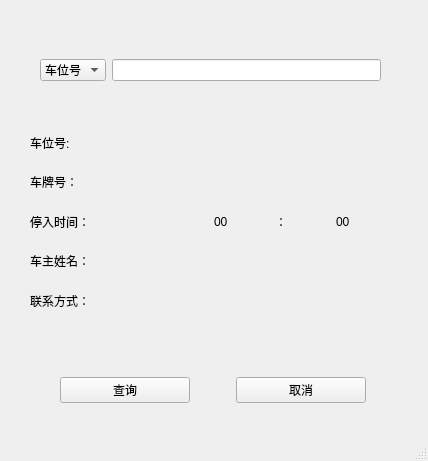
liangyiqiu/car_parking_console, file searchwindow.ui: the form before one commit.
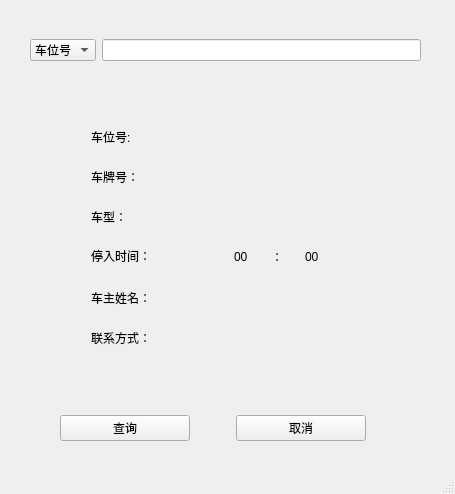
The form after the commit.

Diff of the .ui file:
```diff
--- a/searchwindow.ui
+++ b/searchwindow.ui
@@ -6,8 +6,8 @@
    <rect>
     <x>0</x>
     <y>0</y>
-    <width>428</width>
-    <height>461</height>
+    <width>455</width>
+    <height>494</height>
    </rect>
   </property>
   <property name="windowTitle">
@@ -17,9 +17,9 @@
    <widget class="QWidget" name="horizontalLayoutWidget">
     <property name="geometry">
      <rect>
-      <x>40</x>
-      <y>30</y>
-      <width>341</width>
+      <x>30</x>
+      <y>10</y>
+      <width>391</width>
       <height>80</height>
      </rect>
     </property>
@@ -43,111 +43,11 @@
      </item>
     </layout>
    </widget>
-   <widget class="QWidget" name="gridLayoutWidget">
-    <property name="geometry">
-     <rect>
-      <x>30</x>
-      <y>126</y>
-      <width>361</width>
-      <height>191</height>
-     </rect>
-    </property>
-    <layout class="QGridLayout" name="gridLayout">
-     <item row="4" column="1">
-      <widget class="QLabel" name="lbphone">
-       <property name="text">
-        <string/>
-       </property>
-      </widget>
-     </item>
-     <item row="0" column="0">
-      <widget class="QLabel" name="label_4">
-       <property name="text">
-        <string>车位号:</string>
-       </property>
-      </widget>
-     </item>
-     <item row="2" column="0">
-      <widget class="QLabel" name="label_2">
-       <property name="text">
-        <string>停入时间：</string>
-       </property>
-      </widget>
-     </item>
-     <item row="0" column="1">
-      <widget class="QLabel" name="lbnumber">
-       <property name="text">
-        <string/>
-       </property>
-      </widget>
-     </item>
-     <item row="1" column="1">
-      <widget class="QLabel" name="lbcode">
-       <property name="text">
-        <string/>
-       </property>
-      </widget>
-     </item>
-     <item row="3" column="0">
-      <widget class="QLabel" name="label_6">
-       <property name="text">
-        <string>车主姓名：</string>
-       </property>
-      </widget>
-     </item>
-     <item row="4" column="0">
-      <widget class="QLabel" name="label_8">
-       <property name="text">
-        <string>联系方式：</string>
-       </property>
-      </widget>
-     </item>
-     <item row="1" column="0">
-      <widget class="QLabel" name="label">
-       <property name="text">
-        <string>车牌号：</string>
-       </property>
-      </widget>
-     </item>
-     <item row="3" column="1">
-      <widget class="QLabel" name="lbname">
-       <property name="text">
-        <string/>
-       </property>
-      </widget>
-     </item>
-     <item row="2" column="1">
-      <layout class="QHBoxLayout" name="horizontalLayout_4">
-       <item>
-        <widget class="QLabel" name="lbtimehour">
-         <property name="text">
-          <string>00</string>
-         </property>
-        </widget>
-       </item>
-       <item>
-        <widget class="QLabel" name="label_12">
-         <property name="text">
-          <string>：</string>
-         </property>
-        </widget>
-       </item>
-       <item>
-        <widget class="QLabel" name="lbtimemin">
-         <property name="text">
-          <string>00</string>
-         </property>
-        </widget>
-       </item>
-      </layout>
-     </item>
-    </layout>
-   </widget>
    <widget class="QWidget" name="horizontalLayoutWidget_2">
     <property name="geometry">
      <rect>
       <x>60</x>
-      <y>350</y>
+      <y>388</y>
       <width>306</width>
       <height>80</height>
      </rect>
@@ -185,6 +85,188 @@
      </item>
     </layout>
    </widget>
+   <widget class="QLabel" name="label_3">
+    <property name="geometry">
+     <rect>
+      <x>91</x>
+      <y>200</y>
+      <width>114</width>
+      <height>33</height>
+     </rect>
+    </property>
+    <property name="text">
+     <string>车型：</string>
+    </property>
+   </widget>
+   <widget class="QLabel" name="lbbigsmall">
+    <property name="geometry">
+     <rect>
+      <x>233</x>
+      <y>200</y>
+      <width>114</width>
+      <height>33</height>
+     </rect>
+    </property>
+    <property name="text">
+     <string/>
+    </property>
+   </widget>
+   <widget class="QLabel" name="label_6">
+    <property name="geometry">
+     <rect>
+      <x>91</x>
+      <y>281</y>
+      <width>135</width>
+      <height>33</height>
+     </rect>
+    </property>
+    <property name="text">
+     <string>车主姓名：</string>
+    </property>
+   </widget>
+   <widget class="QLabel" name="label_2">
+    <property name="geometry">
+     <rect>
+      <x>91</x>
+      <y>239</y>
+      <width>135</width>
+      <height>33</height>
+     </rect>
+    </property>
+    <property name="text">
+     <string>停入时间：</string>
+    </property>
+   </widget>
+   <widget class="QLabel" name="label_4">
+    <property name="geometry">
+     <rect>
+      <x>91</x>
+      <y>120</y>
+      <width>91</width>
+      <height>33</height>
+     </rect>
+    </property>
+    <property name="text">
+     <string>车位号:</string>
+    </property>
+   </widget>
+   <widget class="QLabel" name="lbphone">
+    <property name="geometry">
+     <rect>
+      <x>233</x>
+      <y>321</y>
+      <width>181</width>
+      <height>33</height>
+     </rect>
+    </property>
+    <property name="text">
+     <string/>
+    </property>
+   </widget>
+   <widget class="QLabel" name="label">
+    <property name="geometry">
+     <rect>
+      <x>91</x>
+      <y>160</y>
+      <width>108</width>
+      <height>33</height>
+     </rect>
+    </property>
+    <property name="text">
+     <string>车牌号：</string>
+    </property>
+   </widget>
+   <widget class="QLabel" name="lbname">
+    <property name="geometry">
+     <rect>
+      <x>233</x>
+      <y>281</y>
+      <width>161</width>
+      <height>33</height>
+     </rect>
+    </property>
+    <property name="text">
+     <string/>
+    </property>
+   </widget>
+   <widget class="QLabel" name="label_12">
+    <property name="geometry">
+     <rect>
+      <x>271</x>
+      <y>240</y>
+      <width>27</width>
+      <height>33</height>
+     </rect>
+    </property>
+    <property name="text">
+     <string>：</string>
+    </property>
+   </widget>
+   <widget class="QLabel" name="label_8">
+    <property name="geometry">
+     <rect>
+      <x>91</x>
+      <y>321</y>
+      <width>135</width>
+      <height>33</height>
+     </rect>
+    </property>
+    <property name="text">
+     <string>联系方式：</string>
+    </property>
+   </widget>
+   <widget class="QLabel" name="lbcode">
+    <property name="geometry">
+     <rect>
+      <x>233</x>
+      <y>160</y>
+      <width>161</width>
+      <height>33</height>
+     </rect>
+    </property>
+    <property name="text">
+     <string/>
+    </property>
+   </widget>
+   <widget class="QLabel" name="lbtimehour">
+    <property name="geometry">
+     <rect>
+      <x>234</x>
+      <y>240</y>
+      <width>30</width>
+      <height>33</height>
+     </rect>
+    </property>
+    <property name="text">
+     <string>00</string>
+    </property>
+   </widget>
+   <widget class="QLabel" name="lbnumber">
+    <property name="geometry">
+     <rect>
+      <x>233</x>
+      <y>120</y>
+      <width>131</width>
+      <height>33</height>
+     </rect>
+    </property>
+    <property name="text">
+     <string/>
+    </property>
+   </widget>
+   <widget class="QLabel" name="lbtimemin">
+    <property name="geometry">
+     <rect>
+      <x>305</x>
+      <y>240</y>
+      <width>30</width>
+      <height>33</height>
+     </rect>
+    </property>
+    <property name="text">
+     <string>00</string>
+    </property>
+   </widget>
   </widget>
   <widget class="QStatusBar" name="statusbar"/>
  </widget>
```
Left out of the diff: 10 changed lines with no effect on the pictures.
